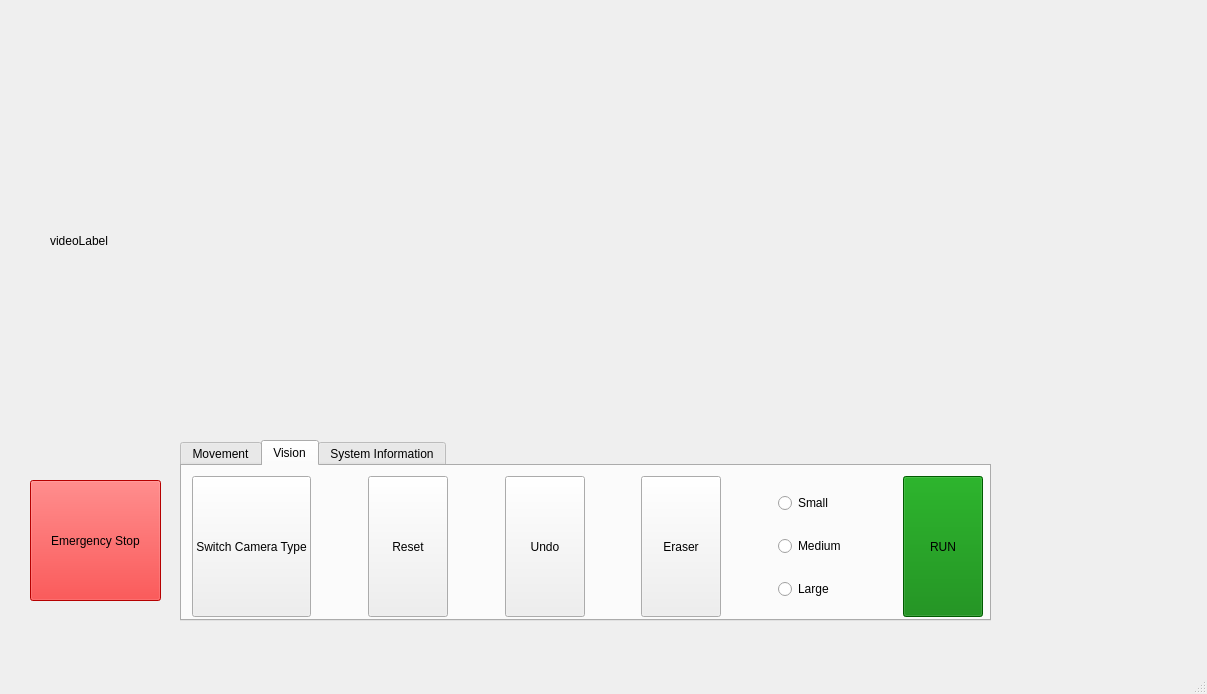
Before: the Qt Designer form Vattenfall_ws/src/user_interface/user_interface/P5_GUI.ui in jens1906/Robotteknologi-5.-semester, drawn with Qt 5.
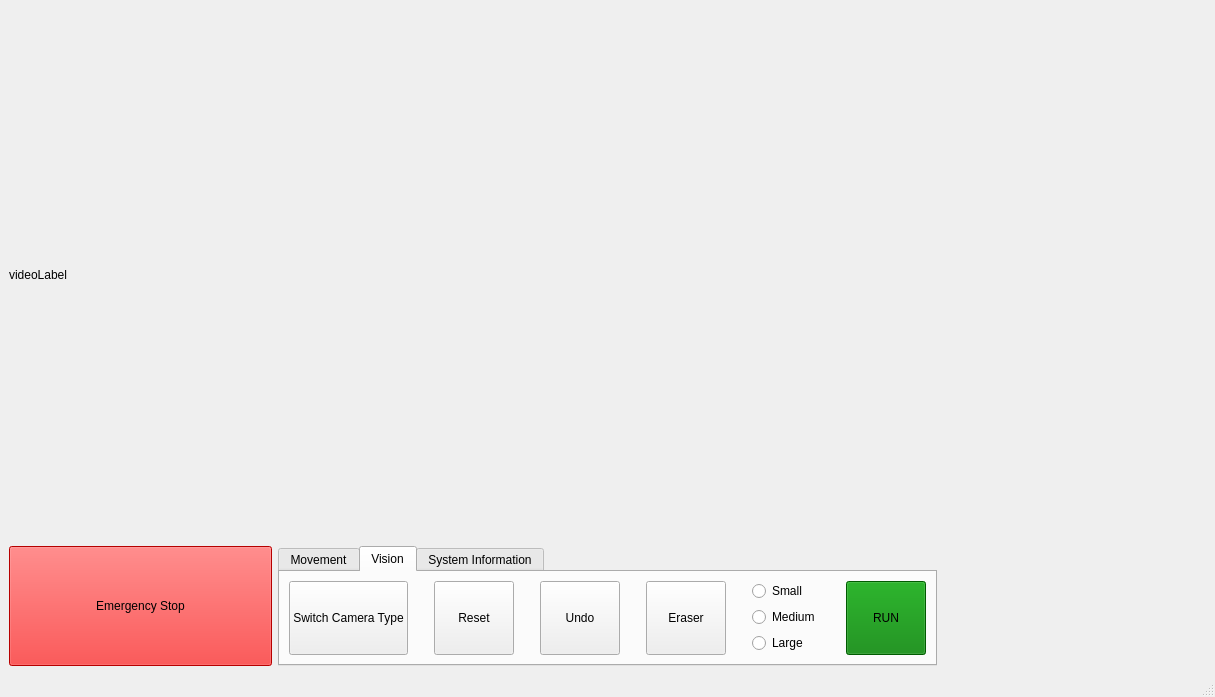
After: the same form once the commit is applied. The open tabs and pages were chosen to show the change. Custom widgets are drawn as their Qt base class.

```diff
--- a/Vattenfall_ws/src/user_interface/user_interface/P5_GUI.ui
+++ b/Vattenfall_ws/src/user_interface/user_interface/P5_GUI.ui
@@ -6,22 +6,37 @@
    <rect>
     <x>0</x>
     <y>0</y>
-    <width>1207</width>
-    <height>694</height>
+    <width>1215</width>
+    <height>697</height>
    </rect>
   </property>
   <property name="windowTitle">
    <string>MainWindow</string>
   </property>
   <widget class="QWidget" name="centralwidget">
+   <layout class="QVBoxLayout" name="verticalLayout_2">
+    <item>
+     <widget class="QLabel" name="videoLabel">
+      <property name="sizePolicy">
+       <sizepolicy hsizetype="Expanding" vsizetype="Expanding">
+        <horstretch>0</horstretch>
+        <verstretch>2</verstretch>
+       </sizepolicy>
+      </property>
+      <property name="text">
+       <string>videoLabel</string>
+      </property>
+     </widget>
+    </item>
+    <item>
+     <layout class="QHBoxLayout" name="horizontalLayout_3">
+      <item>
    <widget class="QPushButton" name="Emergency_Stop">
-    <property name="geometry">
-     <rect>
-      <x>30</x>
-      <y>480</y>
-      <width>131</width>
-      <height>121</height>
-     </rect>
+        <property name="sizePolicy">
+         <sizepolicy hsizetype="Expanding" vsizetype="Expanding">
+          <horstretch>0</horstretch>
+          <verstretch>0</verstretch>
+         </sizepolicy>
     </property>
     <property name="styleSheet">
      <string notr="true">QPushButton {
@@ -42,32 +57,28 @@
      <string>Emergency Stop</string>
     </property>
    </widget>
+      </item>
+      <item>
    <widget class="QTabWidget" name="tabWidget">
-    <property name="geometry">
-     <rect>
-      <x>180</x>
-      <y>440</y>
-      <width>811</width>
-      <height>181</height>
-     </rect>
+        <property name="sizePolicy">
+         <sizepolicy hsizetype="Preferred" vsizetype="Preferred">
+          <horstretch>0</horstretch>
+          <verstretch>1</verstretch>
+         </sizepolicy>
     </property>
     <property name="currentIndex">
-     <number>0</number>
+         <number>1</number>
     </property>
     <widget class="QWidget" name="tab">
      <attribute name="title">
       <string>Movement</string>
      </attribute>
-     <widget class="QWidget" name="horizontalLayoutWidget">
-      <property name="geometry">
-       <rect>
-        <x>10</x>
-        <y>10</y>
-        <width>791</width>
-        <height>141</height>
-       </rect>
-      </property>
+         <layout class="QVBoxLayout" name="verticalLayout_3">
+          <item>
       <layout class="QHBoxLayout" name="horizontalLayout">
+            <property name="sizeConstraint">
+             <enum>QLayout::SizeConstraint::SetDefaultConstraint</enum>
+            </property>
        <item>
         <widget class="QPushButton" name="Home_Position">
          <property name="sizePolicy">
@@ -86,6 +97,9 @@
          <property name="orientation">
           <enum>Qt::Orientation::Horizontal</enum>
          </property>
+              <property name="sizeType">
+               <enum>QSizePolicy::Policy::Maximum</enum>
+              </property>
          <property name="sizeHint" stdset="0">
           <size>
            <width>40</width>
@@ -112,9 +126,12 @@
          <property name="orientation">
           <enum>Qt::Orientation::Horizontal</enum>
          </property>
+              <property name="sizeType">
+               <enum>QSizePolicy::Policy::Maximum</enum>
+              </property>
          <property name="sizeHint" stdset="0">
           <size>
-           <width>20</width>
+                <width>40</width>
            <height>20</height>
           </size>
          </property>
@@ -123,7 +140,7 @@
        <item>
         <widget class="QPushButton" name="RUN_2">
          <property name="sizePolicy">
-          <sizepolicy hsizetype="Minimum" vsizetype="Preferred">
+               <sizepolicy hsizetype="Preferred" vsizetype="Preferred">
            <horstretch>0</horstretch>
            <verstretch>100</verstretch>
           </sizepolicy>
@@ -149,21 +166,15 @@
         </widget>
        </item>
       </layout>
-     </widget>
+          </item>
+         </layout>
     </widget>
     <widget class="QWidget" name="tab_2">
      <attribute name="title">
       <string>Vision</string>
      </attribute>
-     <widget class="QWidget" name="horizontalLayoutWidget_2">
-      <property name="geometry">
-       <rect>
-        <x>10</x>
-        <y>10</y>
-        <width>791</width>
-        <height>141</height>
-       </rect>
-      </property>
+         <layout class="QHBoxLayout" name="horizontalLayout_4">
+          <item>
       <layout class="QHBoxLayout" name="horizontalLayout_2">
        <item>
         <widget class="QPushButton" name="Switch_Camera_Type">
@@ -189,9 +200,12 @@
          <property name="orientation">
           <enum>Qt::Orientation::Horizontal</enum>
          </property>
+              <property name="sizeType">
+               <enum>QSizePolicy::Policy::Expanding</enum>
+              </property>
          <property name="sizeHint" stdset="0">
           <size>
-           <width>40</width>
+                <width>20</width>
            <height>20</height>
           </size>
          </property>
@@ -243,7 +257,7 @@
          </property>
          <property name="sizeHint" stdset="0">
           <size>
-           <width>40</width>
+                <width>20</width>
            <height>20</height>
           </size>
          </property>
@@ -269,7 +283,7 @@
          </property>
          <property name="sizeHint" stdset="0">
           <size>
-           <width>40</width>
+                <width>20</width>
            <height>20</height>
           </size>
          </property>
@@ -313,7 +327,7 @@
          </property>
          <property name="sizeHint" stdset="0">
           <size>
-           <width>40</width>
+                <width>20</width>
            <height>20</height>
           </size>
          </property>
@@ -322,7 +336,7 @@
        <item>
         <widget class="QPushButton" name="RUN_1">
          <property name="sizePolicy">
-          <sizepolicy hsizetype="Minimum" vsizetype="Preferred">
+               <sizepolicy hsizetype="Minimum" vsizetype="Expanding">
            <horstretch>0</horstretch>
            <verstretch>0</verstretch>
           </sizepolicy>
@@ -348,61 +362,45 @@
         </widget>
        </item>
       </layout>
-     </widget>
+          </item>
+         </layout>
     </widget>
     <widget class="QWidget" name="tab_3">
      <attribute name="title">
       <string>System Information</string>
      </attribute>
+         <layout class="QHBoxLayout" name="horizontalLayout_5">
+          <item>
      <widget class="QLabel" name="sysinfoLabel">
-      <property name="geometry">
-       <rect>
-        <x>20</x>
-        <y>10</y>
-        <width>771</width>
-        <height>131</height>
-       </rect>
-      </property>
       <property name="text">
        <string>sysinfoLabel</string>
       </property>
      </widget>
-    </widget>
-   </widget>
-   <widget class="QLabel" name="videoLabel">
-    <property name="geometry">
-     <rect>
-      <x>50</x>
-      <y>40</y>
-      <width>1111</width>
-      <height>401</height>
-     </rect>
-    </property>
-    <property name="text">
-     <string>videoLabel</string>
-    </property>
-   </widget>
+          </item>
+         </layout>
+        </widget>
+       </widget>
+      </item>
+      <item>
    <widget class="QStackedWidget" name="stackedWidget">
-    <property name="geometry">
-     <rect>
-      <x>1000</x>
-      <y>420</y>
-      <width>201</width>
-      <height>211</height>
-     </rect>
+        <property name="sizePolicy">
+         <sizepolicy hsizetype="Expanding" vsizetype="Preferred">
+          <horstretch>0</horstretch>
+          <verstretch>0</verstretch>
+         </sizepolicy>
     </property>
     <property name="currentIndex">
      <number>1</number>
     </property>
     <widget class="QWidget" name="page">
+         <layout class="QHBoxLayout" name="horizontalLayout_6">
+          <item>
      <widget class="QPushButton" name="Terminate">
-      <property name="geometry">
-       <rect>
-        <x>10</x>
-        <y>10</y>
-        <width>141</width>
-        <height>111</height>
-       </rect>
+            <property name="sizePolicy">
+             <sizepolicy hsizetype="Expanding" vsizetype="Expanding">
+              <horstretch>0</horstretch>
+              <verstretch>0</verstretch>
+             </sizepolicy>
       </property>
       <property name="styleSheet">
        <string notr="true">QPushButton {
@@ -423,30 +421,38 @@
        <string>Terminate</string>
       </property>
      </widget>
+          </item>
+         </layout>
     </widget>
     <widget class="QWidget" name="page_2">
+         <layout class="QHBoxLayout" name="horizontalLayout_7">
+          <item>
      <widget class="Joystick" name="Joystick" native="true">
-      <property name="geometry">
-       <rect>
-        <x>20</x>
-        <y>30</y>
-        <width>161</width>
-        <height>161</height>
-       </rect>
+            <property name="sizePolicy">
+             <sizepolicy hsizetype="Expanding" vsizetype="Expanding">
+              <horstretch>0</horstretch>
+              <verstretch>0</verstretch>
+             </sizepolicy>
       </property>
     <property name="focusPolicy">
      <enum>Qt::FocusPolicy::WheelFocus</enum>
     </property>
      </widget>
-    </widget>
-   </widget>
+          </item>
+         </layout>
+        </widget>
+       </widget>
+      </item>
+     </layout>
+    </item>
+   </layout>
   </widget>
   <widget class="QMenuBar" name="menubar">
    <property name="geometry">
     <rect>
      <x>0</x>
      <y>0</y>
-     <width>1207</width>
+     <width>1215</width>
      <height>33</height>
     </rect>
    </property>
```
Lines whose indentation alone changed are shown as unchanged.
